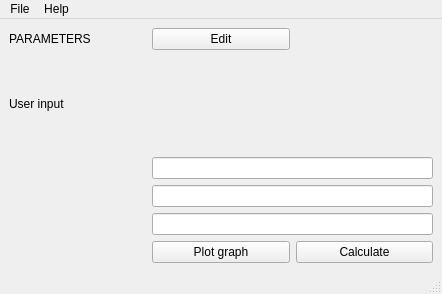
This is qt_designer/app/MainWindow.ui in urhtrinko/DroneRadioactivity_student_job as Qt 5 draws it before an edit. The edited form follows.
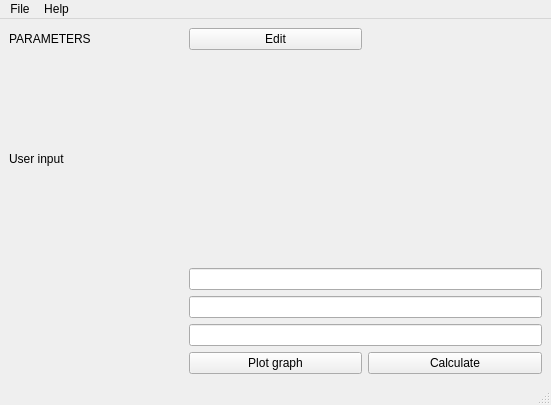
This is the edited form.

```diff
--- a/qt_designer/app/MainWindow.ui
+++ b/qt_designer/app/MainWindow.ui
@@ -6,8 +6,8 @@
    <rect>
     <x>0</x>
     <y>0</y>
-    <width>442</width>
-    <height>294</height>
+    <width>551</width>
+    <height>405</height>
    </rect>
   </property>
   <property name="windowTitle">
@@ -66,7 +66,7 @@
     <rect>
      <x>0</x>
      <y>0</y>
-     <width>442</width>
+     <width>551</width>
      <height>31</height>
     </rect>
    </property>
```
